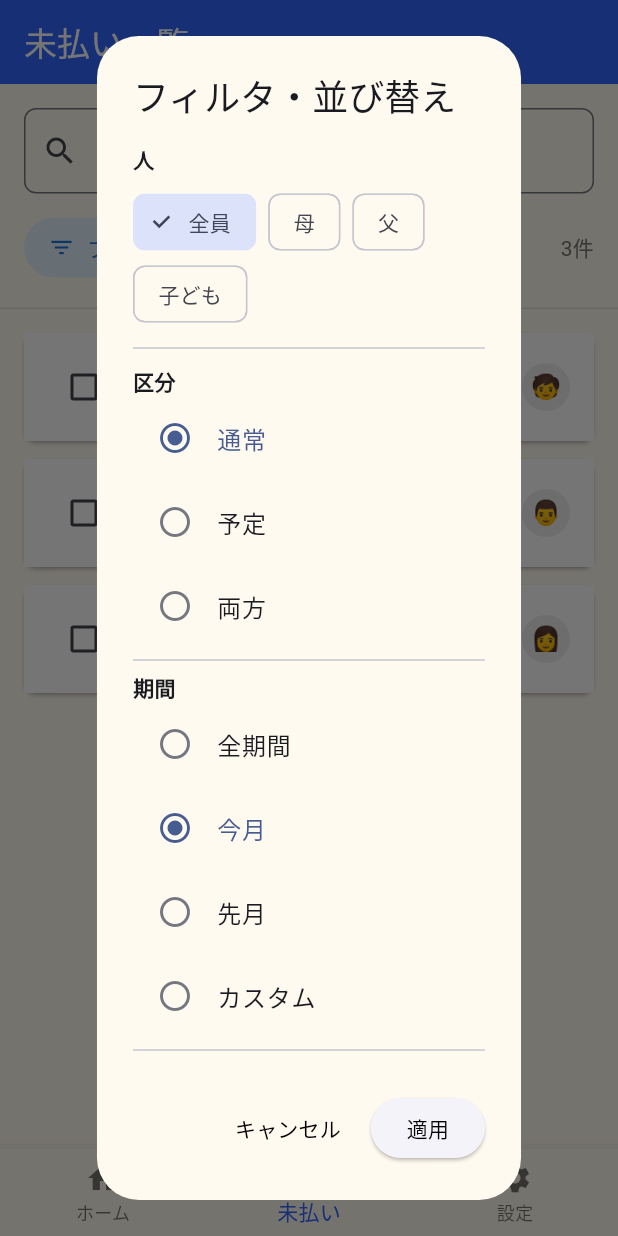
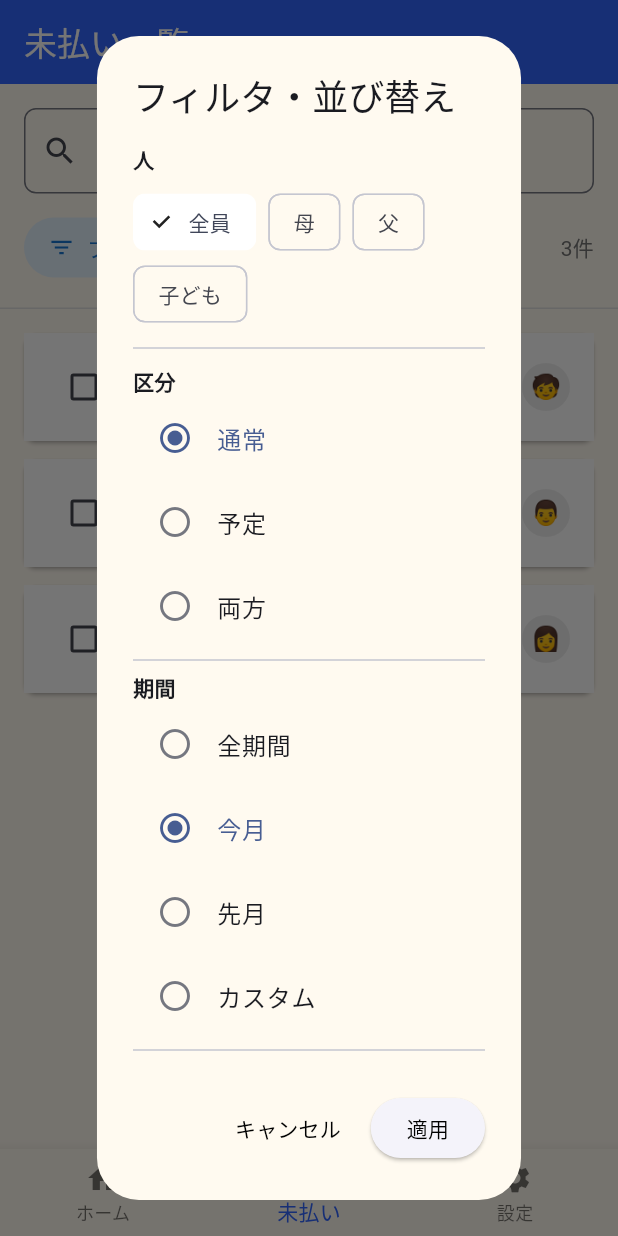
Before and after one commit to N-plus/PaymentCalendar, a Flutter app: the screen it shows after launch, item 2 of the bottom bar chosen, after a tap on "フィルタ", on a phone screen of 412 x 824 dp. Run offline on Flutter 3.47's test engine with Material 3 defaults, Android fonts, the phone set to English and light mode, and no system bars; our stand-ins replace flutter_local_notifications, flutter_riverpod, image_picker, timezone.

Commit message:
Set selected filter chips to white background

```diff
--- a/lib/screens/unpaid/unpaid_screen.dart
+++ b/lib/screens/unpaid/unpaid_screen.dart
@@ -296,6 +296,8 @@ class _UnpaidScreenState extends ConsumerState<UnpaidScreen> {
                         FilterChip(
                           label: const Text('全員'),
                           selected: tempPersonId == null,
+                          selectedColor: Colors.white,
+                          checkmarkColor: Colors.black87,
                           onSelected: (selected) {
                             setDialogState(() => tempPersonId = null);
                           },
@@ -304,6 +306,8 @@ class _UnpaidScreenState extends ConsumerState<UnpaidScreen> {
                           (person) => FilterChip(
                             label: Text(person.name),
                             selected: tempPersonId == person.id,
+                            selectedColor: Colors.white,
+                            checkmarkColor: Colors.black87,
                             onSelected: (selected) {
                               setDialogState(() {
                                 tempPersonId = selected ? person.id : null;
```
